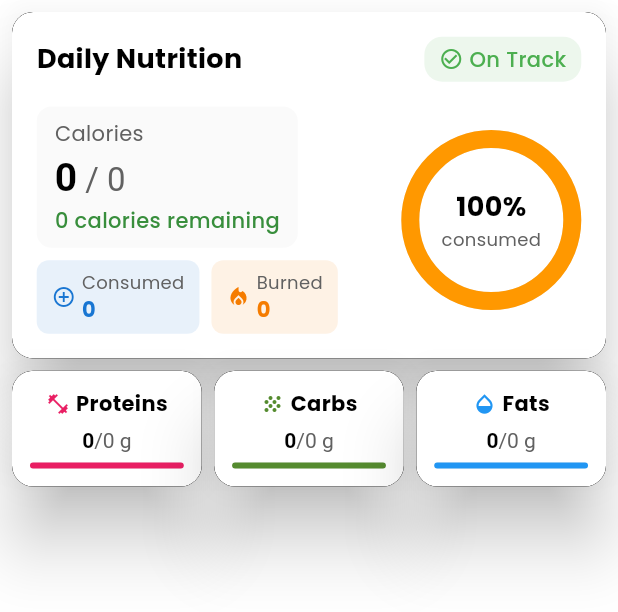
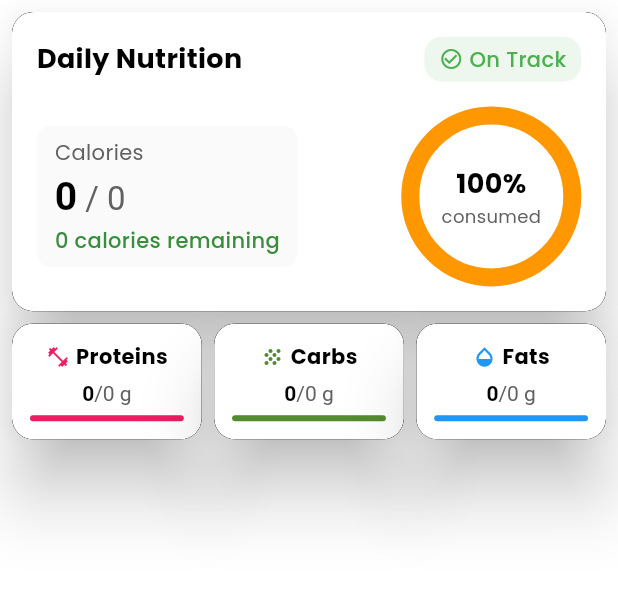
Before and after one commit to Pavel401/NomAI-App, a Flutter app: the NutritionTrackerCard widget shown alone on an empty page, opened directly with empty values, on a phone screen of 412 x 824 dp. Shown: the top 612 px of the screen. Run offline on Flutter 3.47's test engine with Material 3 defaults, Android fonts, the phone set to English and light mode, and no system bars; drawn by our look-alikes of flutter_bounceable, percent_indicator; our stand-ins replace bloc, cached_network_image, cloud_firestore, confetti, equatable, firebase_auth and 18 more; missing offline and left inert: before_after, camerawesome, linear_progress_bar, timeline_date_picker_plus; accounts and stored records are empty; network calls fail; statements that could not run were skipped.

Commit message:
refactor: Remove commented-out calorie info box and related layout code in NutritionTrackerCard

```diff
--- a/lib/app/components/nutritionTrackerCard.dart
+++ b/lib/app/components/nutritionTrackerCard.dart
@@ -111,9 +111,7 @@ class NutritionTrackerCard extends StatelessWidget {
                             ),
                           ],
                         ),
-
                         SizedBox(height: 2.h),
-
                         Row(
                           mainAxisAlignment: MainAxisAlignment.spaceBetween,
                           crossAxisAlignment: CrossAxisAlignment.center,
@@ -190,28 +188,27 @@ class NutritionTrackerCard extends StatelessWidget {
                                   ),
                                 ),
 
-                                SizedBox(height: 1.h),
+                                // SizedBox(height: 1.h),
 
-                                Row(
-                                  children: [
-                                    _buildCalorieInfoBox(
-                                      "Consumed",
-                                      consumedCalories,
-                                      Icons.add_circle_outline,
-                                      Colors.blue.shade700,
-                                    ),
-                                    SizedBox(width: 8),
-                                    _buildCalorieInfoBox(
-                                      "Burned",
-                                      burnedCalories,
-                                      Icons.local_fire_department,
-                                      Colors.orange.shade700,
-                                    ),
-                                  ],
-                                ),
+                                // Row(
+                                //   children: [
+                                //     _buildCalorieInfoBox(
+                                //       "Consumed",
+                                //       consumedCalories,
+                                //       Icons.add_circle_outline,
+                                //       Colors.blue.shade700,
+                                //     ),
+                                //     SizedBox(width: 8),
+                                //     _buildCalorieInfoBox(
+                                //       "Burned",
+                                //       burnedCalories,
+                                //       Icons.local_fire_department,
+                                //       Colors.orange.shade700,
+                                //     ),
+                                //   ],
+                                // ),
                               ],
                             ),
-
                             CircularPercentIndicator(
                               radius: 60,
                               lineWidth: 12.0,
@@ -266,7 +263,6 @@ class NutritionTrackerCard extends StatelessWidget {
                 MealAIColors.proteinColor,
                 Icons.fitness_center,
               ),
-
               _buildNutrientBox(
                 "Carbs",
                 consumedCarb,
@@ -274,7 +270,6 @@ class NutritionTrackerCard extends StatelessWidget {
                 MealAIColors.carbsColor,
                 Icons.grain,
               ),
-
               _buildNutrientBox(
                 "Fats",
                 consumedFat,
```
